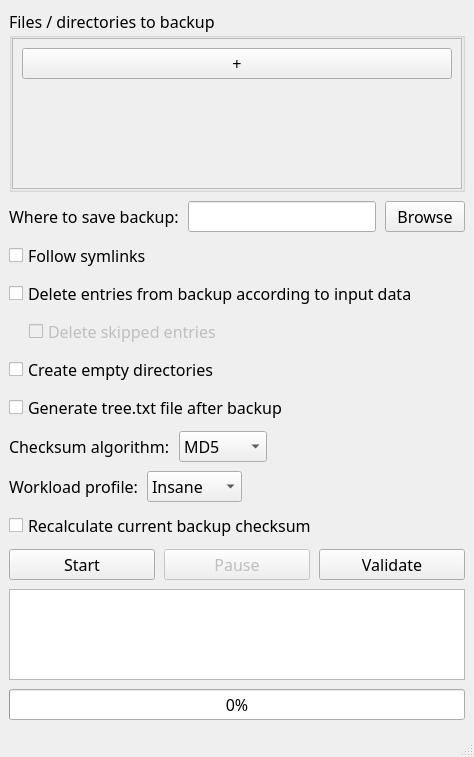
F33RNI/FloppyCat, file gui.ui: the form before one commit.
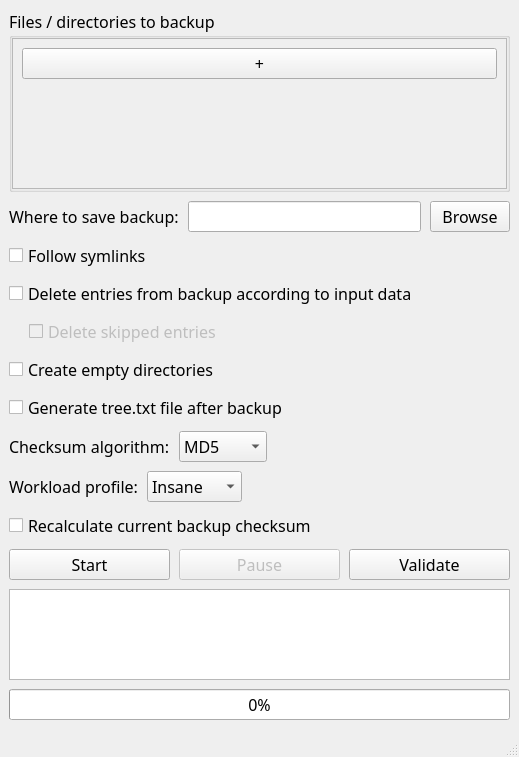
The form after the commit.

Diff of the .ui file:
```diff
--- a/gui.ui
+++ b/gui.ui
@@ -7,7 +7,7 @@
    <rect>
     <x>0</x>
     <y>0</y>
-    <width>474</width>
+    <width>519</width>
     <height>757</height>
    </rect>
   </property>
@@ -77,7 +77,7 @@
            <rect>
             <x>0</x>
             <y>0</y>
-            <width>448</width>
+            <width>493</width>
             <height>112</height>
            </rect>
           </property>
```
Left out of the diff: 11 changed lines with no effect on the pictures.
